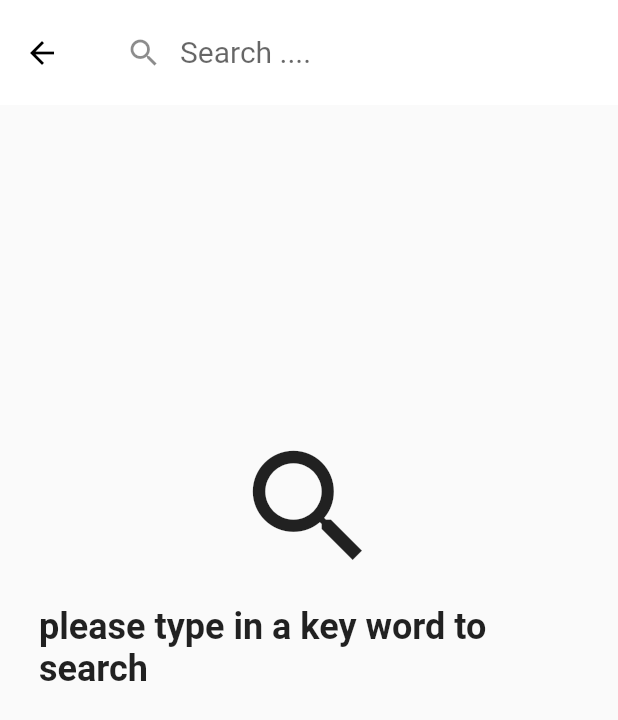
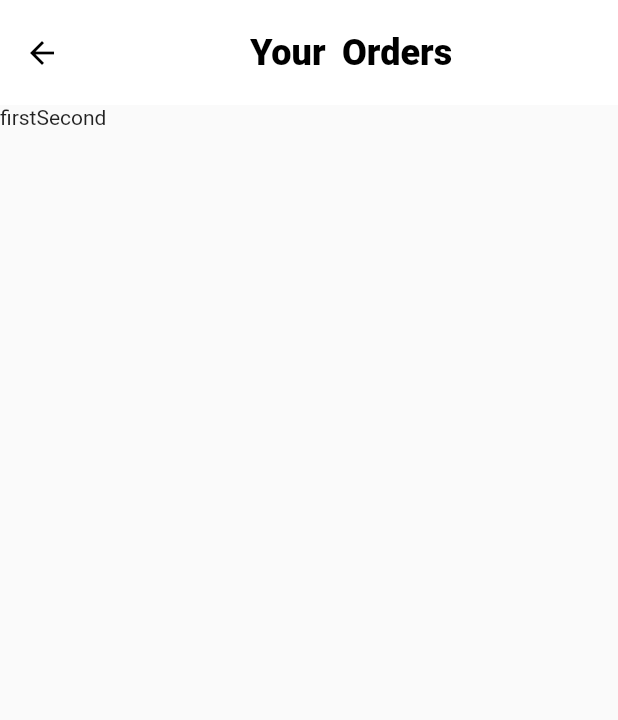
Before and after one commit to Zagwe/enebla_user_app, a Flutter app: the screen it shows after launch, after a tap on the "search" icon, on a phone screen of 412 x 824 dp. Shown: the top 720 px of the screen. Run offline on Flutter 3.47's test engine with Material 2 defaults, Android fonts, the phone set to English and light mode, and no system bars; our stand-ins replace google_nav_bar, infinite_scroll_pagination, line_icons; network calls fail.

Commit message:
order page initialized

```diff
--- a/lib/screens/home/homepage.dart
+++ b/lib/screens/home/homepage.dart
@@ -1,4 +1,5 @@
 import 'package:enebla_user_app/screens/home/scroll_page.dart';
+import 'package:enebla_user_app/screens/order/order.dart';
 import 'package:flutter/material.dart';
 import 'package:flutter/src/widgets/container.dart';
 import 'package:flutter/src/widgets/framework.dart';
@@ -35,7 +36,7 @@ class HomePage extends StatelessWidget {
                 ),
                 onPressed: () {
                   Navigator.push(context,
-                      MaterialPageRoute(builder: (context) => Search()));
+                      MaterialPageRoute(builder: (context) => Order()));
                 },
               ),
             )
--- a/lib/screens/order/order.dart
+++ b/lib/screens/order/order.dart
@@ -0,0 +1,42 @@
+import 'package:flutter/material.dart';
+
+
+class Order extends StatelessWidget {
+  const Order({Key? key}) : super(key: key);
+
+  @override
+  Widget build(BuildContext context) {
+    return Scaffold(
+      appBar: AppBar(
+        backgroundColor: Colors.white,
+        toolbarHeight: 70,
+        elevation: 0,
+        leading: BackButton(
+          color: Colors.black,
+        ),
+        title: Center(
+          child: Text(
+              'Your Orders',
+              style: TextStyle(
+                  fontSize: 24,
+                  fontWeight: FontWeight.w800,
+                  color: Colors.black,
+                  wordSpacing: 5
+              )
+          ),
+        ),
+      ),
+      body: Column(
+        children: [
+          Row(
+            children: [
+              Text('first'),
+              Text('Second')
+
+            ],
+          )
+        ]
+      )
+    );
+  }
+}
```
Also changed, not shown: lib/screens/search/search.dart (+32 -19 lines), pubspec.yaml (+9 -0 lines), pubspec.lock, 1 other file.
